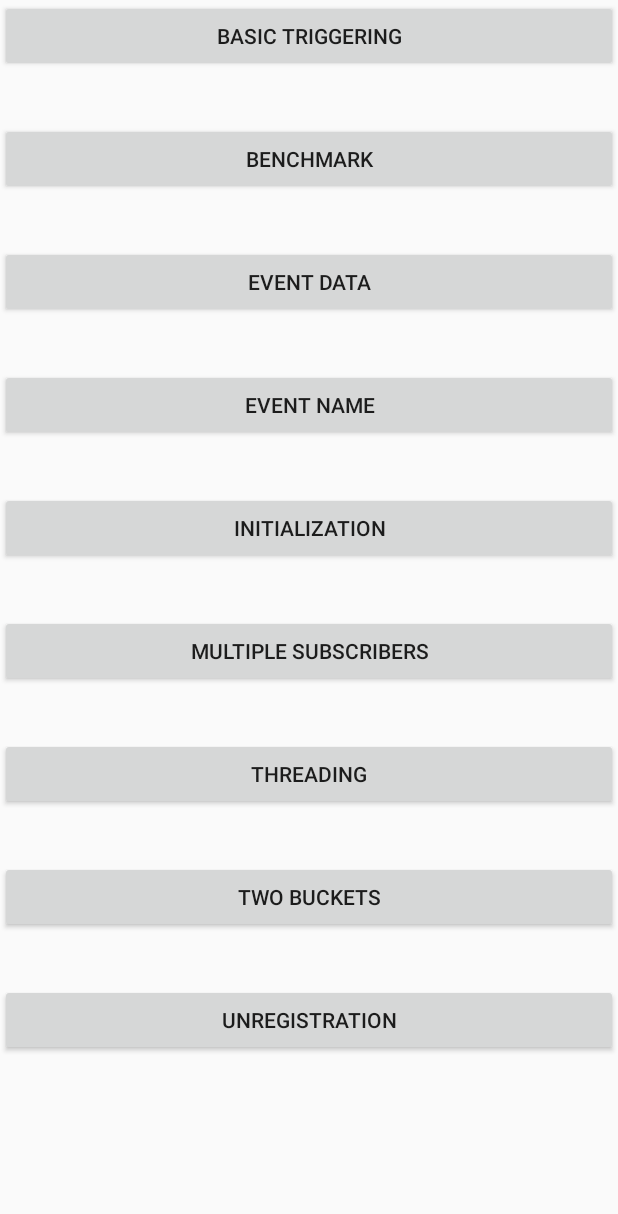
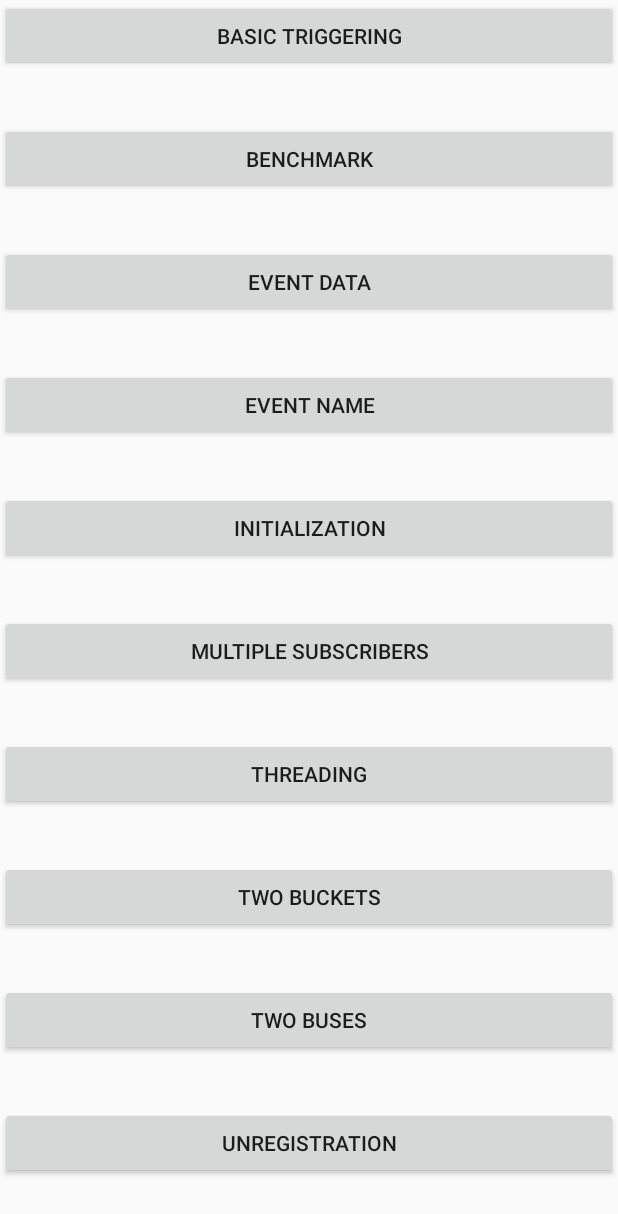
Before and after one commit to coshx/drekkar, an Android app: the screen it shows after launch (MainActivity), on a phone screen of 412 x 824 dp. Shown: the top 1214 px of the screen. Run offline under Robolectric (Android 15) with nearby library versions, the phone set to English and light mode, and no system bars.

Commit message:
Tests two buses

```diff
--- a/app/src/main/AndroidManifest.xml
+++ b/app/src/main/AndroidManifest.xml
@@ -33,6 +33,7 @@
         <activity android:name=".MultipleSubscriberActivity" />
         <activity android:name=".ThreadingActivity" />
         <activity android:name=".TwoBucketActivity" />
+        <activity android:name=".TwoBusActivity" />
         <activity android:name=".UnregistrationActivity" />
     </application>
 
--- a/app/src/main/java/com/coshx/drekkartest/MainActivity.java
+++ b/app/src/main/java/com/coshx/drekkartest/MainActivity.java
@@ -106,6 +106,17 @@ public class MainActivity extends Activity {
             }
         );
 
+        findViewById(R.id.two_bus_trigger).setOnClickListener(
+            new View.OnClickListener() {
+                @Override
+                public void onClick(View v) {
+                    startActivity(
+                        new Intent(getApplication(), TwoBusActivity.class)
+                    );
+                }
+            }
+        );
+
         findViewById(R.id.unregistration_trigger).setOnClickListener(
             new View.OnClickListener() {
                 @Override
--- a/app/src/main/res/layout/activity_main.xml
+++ b/app/src/main/res/layout/activity_main.xml
@@ -79,6 +79,14 @@
             />
 
         <Button
+            android:id="@+id/two_bus_trigger"
+            android:layout_width="match_parent"
+            android:layout_height="wrap_content"
+            android:layout_marginTop="34dp"
+            android:text="Two buses"
+            />
+
+        <Button
             android:id="@+id/unregistration_trigger"
             android:layout_width="match_parent"
             android:layout_height="wrap_content"
```
Also changed, not shown: app/src/main/java/com/coshx/drekkartest/TwoBusActivity.java (added, +38 -0 lines), 2 other files.
